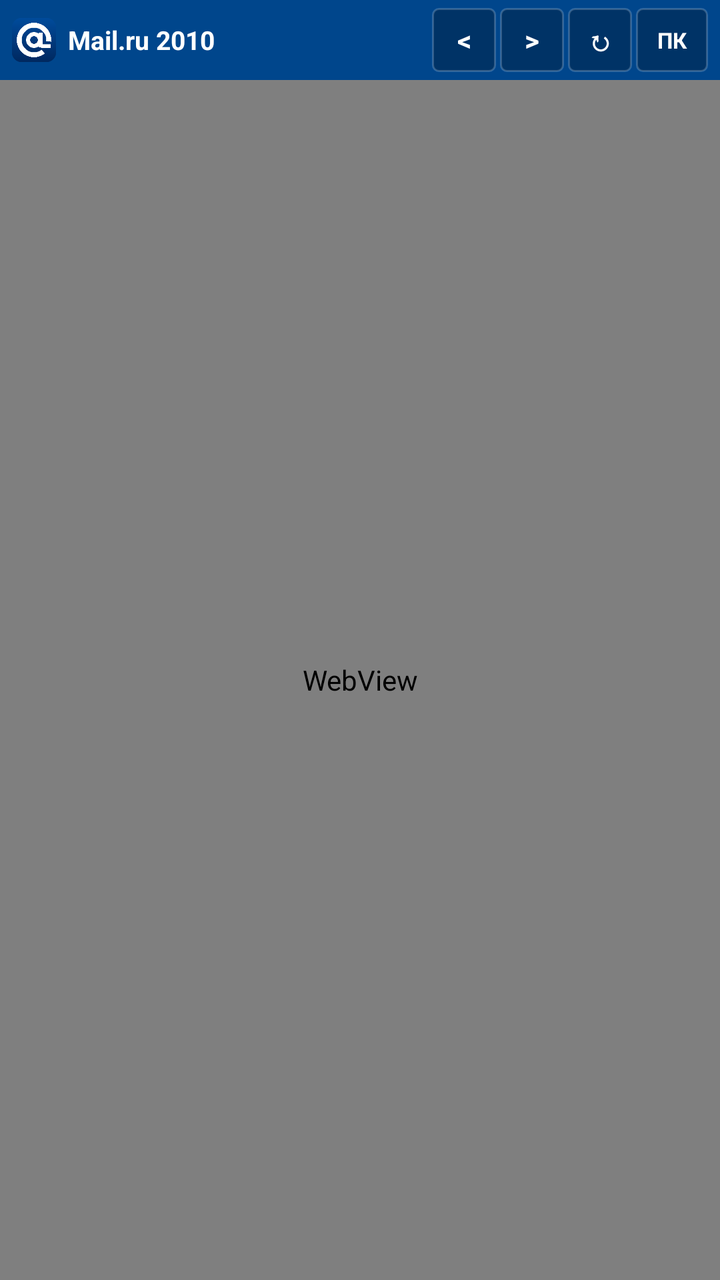
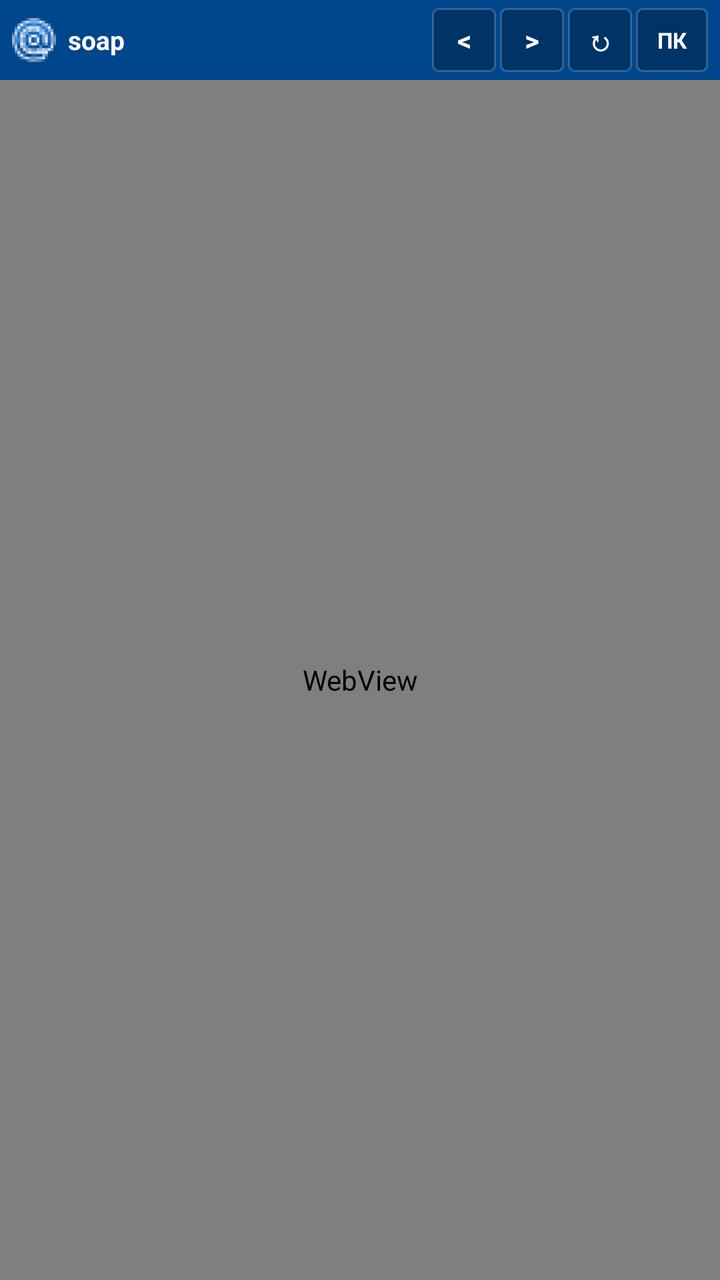

An Android layout rendered at two revisions. The XML below is the earlier revision; the diff shows what the commit changed to produce the second picture.
<!-- AndroidManifest.xml: application theme android:Theme.NoTitleBar -->
<!-- res/layout/activity_main.xml -->
<?xml version="1.0" encoding="utf-8"?>
<LinearLayout xmlns:android="http://schemas.android.com/apk/res/android"
    android:layout_width="fill_parent"
    android:layout_height="fill_parent"
    android:orientation="vertical"
    android:background="@color/bg_light" >

    
    <LinearLayout
        android:id="@+id/toolbar"
        android:layout_width="fill_parent"
        android:layout_height="40dp"
        android:orientation="horizontal"
        android:gravity="center_vertical"
        android:background="@color/mailru_blue"
        android:paddingLeft="6dp"
        android:paddingRight="6dp" >

        <ImageView
            android:id="@+id/app_logo"
            android:layout_width="22dp"
            android:layout_height="22dp"
            android:src="@drawable/ic_launcher"
            android:scaleType="fitCenter"
            android:layout_marginRight="6dp" />

        <TextView
            android:id="@+id/header_title"
            android:layout_width="0dp"
            android:layout_height="wrap_content"
            android:layout_weight="1"
            android:singleLine="true"
            android:ellipsize="end"
            android:text="@string/app_name"
            android:textColor="@color/white"
            android:textSize="13sp"
            android:textStyle="bold" />

        <Button
            android:id="@+id/btn_back"
            android:layout_width="32dp"
            android:layout_height="32dp"
            android:text="&lt;"
            android:textSize="14sp"
            android:textStyle="bold"
            android:textColor="@color/white"
            android:background="@drawable/btn_header"
            android:layout_marginLeft="2dp" />

        <Button
            android:id="@+id/btn_forward"
            android:layout_width="32dp"
            android:layout_height="32dp"
            android:text="&gt;"
            android:textSize="14sp"
            android:textStyle="bold"
            android:textColor="@color/white"
            android:background="@drawable/btn_header"
            android:layout_marginLeft="2dp" />

        <Button
            android:id="@+id/btn_refresh"
            android:layout_width="32dp"
            android:layout_height="32dp"
            android:text="&#8635;"
            android:textSize="14sp"
            android:textStyle="bold"
            android:textColor="@color/white"
            android:background="@drawable/btn_header"
            android:layout_marginLeft="2dp" />

        <Button
            android:id="@+id/btn_mode"
            android:layout_width="36dp"
            android:layout_height="32dp"
            android:text="ПК"
            android:textSize="11sp"
            android:textStyle="bold"
            android:textColor="@color/white"
            android:background="@drawable/btn_header"
            android:layout_marginLeft="2dp" />

    </LinearLayout>

    
    <ProgressBar
        android:id="@+id/progress_bar"
        style="?android:attr/progressBarStyleHorizontal"
        android:layout_width="fill_parent"
        android:layout_height="3dp"
        android:max="100"
        android:progress="0"
        android:visibility="gone" />

    
    <LinearLayout
        android:id="@+id/error_layout"
        android:layout_width="fill_parent"
        android:layout_height="wrap_content"
        android:orientation="vertical"
        android:background="#fffbe8"
        android:padding="12dp"
        android:visibility="gone" >

        <TextView
            android:id="@+id/error_text"
            android:layout_width="fill_parent"
            android:layout_height="wrap_content"
            android:textColor="#555555"
            android:textSize="12sp"
            android:text="@string/error_offline" />

        <Button
            android:id="@+id/btn_retry"
            android:layout_width="wrap_content"
            android:layout_height="wrap_content"
            android:layout_marginTop="8dp"
            android:text="@string/btn_retry"
            android:textSize="12sp" />

    </LinearLayout>

    
    <WebView
        android:id="@+id/webview"
        android:layout_width="fill_parent"
        android:layout_height="0dp"
        android:layout_weight="1"
        android:scrollbars="vertical" />

</LinearLayout>
<!-- resources referenced by this layout -->
<resources>
  <color name="bg_light">#f4f4f4</color>
  <color name="mailru_blue">#00468c</color>
  <color name="white">#ffffff</color>
  <!-- drawable btn_header (drawable) -->
  <?xml version="1.0" encoding="utf-8"?>
  <selector xmlns:android="http://schemas.android.com/apk/res/android">
      <item android:state_pressed="true">
          <shape>
              <solid android:color="@color/mailru_border_blue" />
              <stroke android:width="1dp" android:color="@color/white" />
              <corners android:radius="3dp" />
          </shape>
      </item>
      <item android:state_focused="true">
          <shape>
              <solid android:color="@color/mailru_orange" />
              <corners android:radius="3dp" />
          </shape>
      </item>
      <item>
          <shape>
              <solid android:color="@color/mailru_dark_blue" />
              <stroke android:width="1dp" android:color="#33ffffff" />
              <corners android:radius="3dp" />
          </shape>
      </item>
  </selector>
  <!-- drawable ic_launcher: png bitmap (drawable, 713 bytes) -->
  <string name="app_name">Mail.ru 2010</string>
  <string name="btn_retry">Повторить попытку</string>
  <string name="error_offline">Не удалось подключиться к странице. Проверьте интернет-соединение.</string>
  <color name="mailru_border_blue">#002244</color>
  <color name="mailru_orange">#f58220</color>
  <color name="mailru_dark_blue">#003366</color>
</resources>

<!-- the commit's change to res/layout/activity_main.xml (unified diff, before → after) -->
@@ -85,7 +85,7 @@
     
     <ProgressBar
         android:id="@+id/progress_bar"
-        style="?android:attr/progressBarStyleHorizontal"
+        style="@android:style/Widget.ProgressBar.Horizontal"
         android:layout_width="fill_parent"
         android:layout_height="3dp"
         android:max="100"
<!-- resource entries referenced after the edit -->
@@ -27,8 +27,8 @@
           </shape>
       </item>
   </selector>
-  <!-- drawable ic_launcher: png bitmap (drawable, 713 bytes) -->
-  <string name="app_name">Mail.ru 2010</string>
+  <!-- drawable ic_launcher: png bitmap (drawable, 4649 bytes) -->
+  <string name="app_name">soap</string>
   <string name="btn_retry">Повторить попытку</string>
   <string name="error_offline">Не удалось подключиться к странице. Проверьте интернет-соединение.</string>
   <color name="mailru_border_blue">#002244</color>
